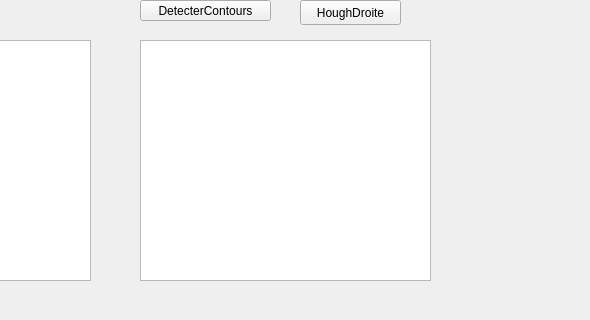
TomAuclin/PROJETC_LMLTM, file Descripteurs/tessst/mainwindow.ui: the form before one commit; both pictures show x 210 to 800 and y 0 to 320 of the 800 by 600 pixel window.
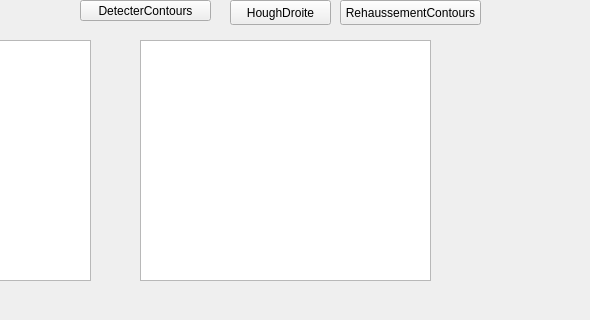
The form after the commit.

Commit message: ajout du bouton rehaussement contours (j'ai tout commit)

Diff of the .ui file:
```diff
--- a/Descripteurs/tessst/mainwindow.ui
+++ b/Descripteurs/tessst/mainwindow.ui
@@ -30,7 +30,7 @@
    <widget class="QPushButton" name="DetecterContours">
     <property name="geometry">
      <rect>
-      <x>350</x>
+      <x>290</x>
       <y>0</y>
       <width>131</width>
       <height>21</height>
@@ -63,7 +63,7 @@
    <widget class="QPushButton" name="HoughDroite">
     <property name="geometry">
      <rect>
-      <x>510</x>
+      <x>440</x>
       <y>0</y>
       <width>101</width>
       <height>25</height>
@@ -73,6 +73,19 @@
      <string>HoughDroite</string>
     </property>
    </widget>
+   <widget class="QPushButton" name="RehaussementContours">
+    <property name="geometry">
+     <rect>
+      <x>550</x>
+      <y>0</y>
+      <width>141</width>
+      <height>25</height>
+     </rect>
+    </property>
+    <property name="text">
+     <string>RehaussementContours</string>
+    </property>
+   </widget>
   </widget>
   <widget class="QMenuBar" name="menubar">
    <property name="geometry">
```
The commit also changes 16 other files.
